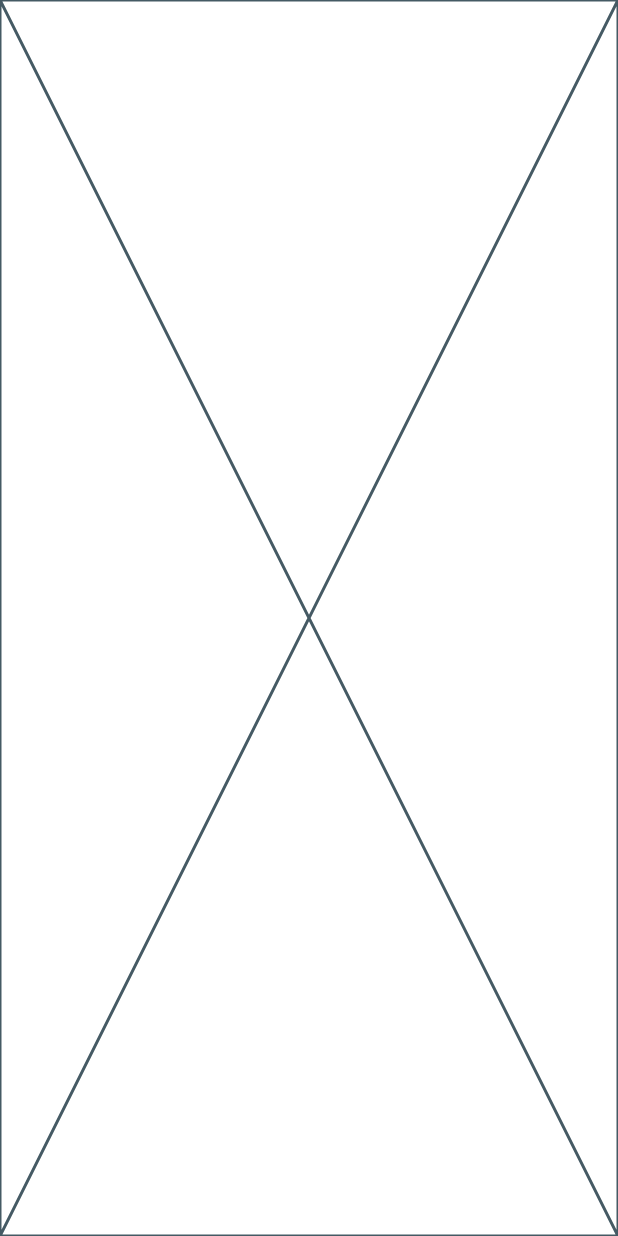
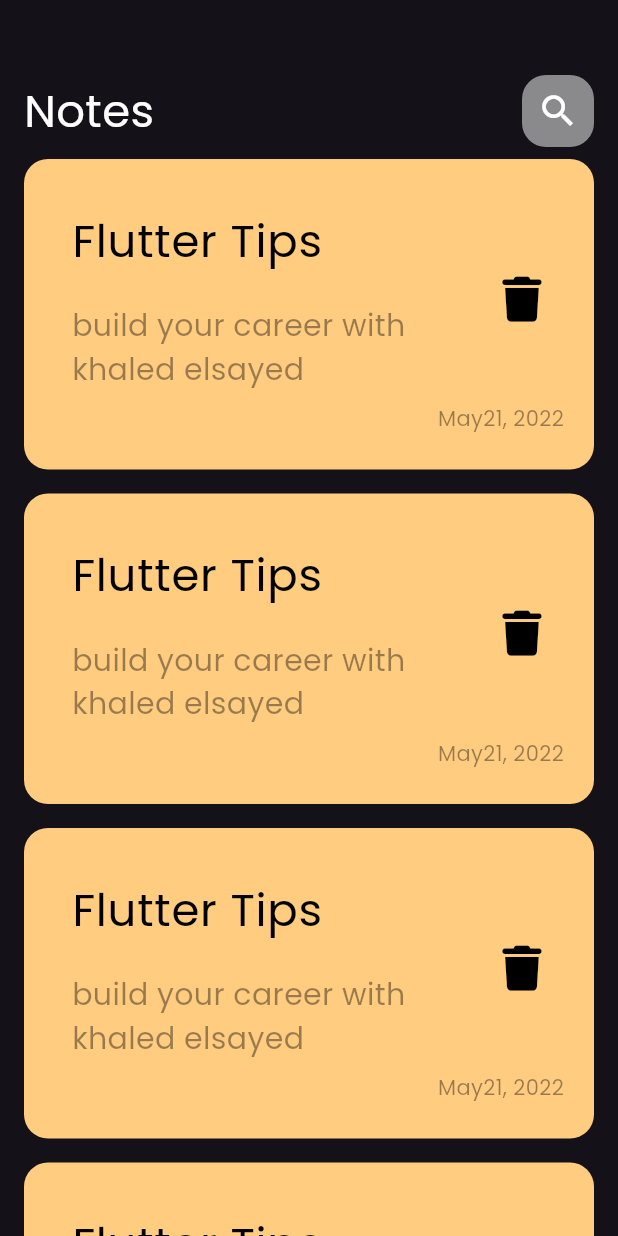
Before and after one commit to Khaledelsayed10/nots_app, a Flutter app: the screen it shows after launch, on a phone screen of 412 x 824 dp. Run offline on Flutter 3.47's test engine with Material 3 defaults, Android fonts, the phone set to English and light mode, and no system bars; our stand-ins replace font_awesome_flutter.

Commit message:
create notes list views

```diff
--- a/lib/main.dart
+++ b/lib/main.dart
@@ -1,13 +1,18 @@
 import 'package:flutter/material.dart';
+import 'package:note_app/views/notes_views.dart';
 
 void main() {
   runApp(const NotesApp());
 }
+
 class NotesApp extends StatelessWidget {
   const NotesApp({super.key});
 
   @override
   Widget build(BuildContext context) {
-    return const Placeholder();
+    return MaterialApp(
+        debugShowCheckedModeBanner: false,
+        home: const NotesViews(),
+        theme: ThemeData(brightness: Brightness.dark,fontFamily: 'Poppins'));
   }
 }
--- /dev/null
+++ b/lib/views/notes_views.dart
@@ -0,0 +1,13 @@
+import 'package:flutter/material.dart';
+import 'package:note_app/widget/notes_view_body.dart';
+
+class NotesViews extends StatelessWidget {
+  const NotesViews({super.key});
+
+  @override
+  Widget build(BuildContext context) {
+    return const Scaffold(
+      body: NotesViewbody(),
+    );
+  }
+}
--- /dev/null
+++ b/lib/widget/custom_app_bar.dart
@@ -0,0 +1,20 @@
+import 'package:flutter/material.dart';
+import 'package:note_app/widget/custom_search_icons.dart';
+
+class CustomAppBar extends StatelessWidget {
+  const CustomAppBar({super.key});
+
+  @override
+  Widget build(BuildContext context) {
+    return const Row(
+      children: [
+        Text(
+          'Notes',
+          style: TextStyle(color: Colors.white, fontSize: 30),
+        ),
+        Spacer(),
+        CustomSearchIcons()
+      ],
+    );
+  }
+}
--- /dev/null
+++ b/lib/widget/custom_note_item.dart
@@ -0,0 +1,56 @@
+import 'package:flutter/material.dart';
+import 'package:font_awesome_flutter/font_awesome_flutter.dart';
+
+class NoteItem extends StatelessWidget {
+  const NoteItem({super.key});
+
+  @override
+  Widget build(BuildContext context) {
+    return Container(
+      padding: const EdgeInsets.only(top: 24, bottom: 24, left: 16),
+      decoration: BoxDecoration(
+        color: const Color(0xffFFCC80),
+        borderRadius: BorderRadius.circular(16),
+      ),
+      child: Column(
+        crossAxisAlignment: CrossAxisAlignment.end,
+        children: [
+          ListTile(
+
+            title: const Text(
+              'Flutter Tips',
+              style: TextStyle(
+                color: Colors.black,
+                fontSize: 30,
+              ),
+            ),
+            subtitle: Padding(
+              padding: const EdgeInsets.only(top: 20),
+              child: Text(
+                'build your career with khaled elsayed',
+                style:
+                    TextStyle(color: Colors.black.withOpacity(.4), fontSize: 20),
+              ),
+            ),
+            trailing: IconButton(
+              onPressed: () {},
+              icon: const Icon(
+                FontAwesomeIcons.trash,
+                color: Colors.black,
+                size: 30,
+              ),
+            ),
+          ),
+          Padding(
+            padding: const EdgeInsets.only(right: 20),
+            child: Text(
+              'May21, 2022',
+              style: TextStyle(
+              color: Colors.black.withOpacity(.4)
+            ),),
+          )
+        ],
+      ),
+    );
+  }
+}
--- /dev/null
+++ b/lib/widget/custom_search_icons.dart
@@ -0,0 +1,23 @@
+import 'package:flutter/material.dart';
+
+class CustomSearchIcons extends StatelessWidget {
+  const CustomSearchIcons({super.key});
+
+  @override
+  Widget build(BuildContext context) {
+    return Container(
+      height: 48,
+      width: 48,
+      decoration: BoxDecoration(
+          borderRadius: BorderRadius.circular(16),
+          color: Colors.white.withOpacity(.5),
+          ),
+      child: const Center(
+        child: Icon(
+          Icons.search,
+          size: 28,
+        ),
+      ),
+    );
+  }
+}
--- /dev/null
+++ b/lib/widget/notes_list_views.dart
@@ -0,0 +1,17 @@
+import 'package:flutter/material.dart';
+import 'package:note_app/widget/custom_note_item.dart';
+
+class NotesListView extends StatelessWidget {
+  const NotesListView({super.key});
+
+  @override
+  Widget build(BuildContext context) {
+    return ListView.builder(itemBuilder: (context,index){
+      return Padding(
+        padding: const EdgeInsets.symmetric(vertical: 8),
+        child: NoteItem(),
+      );
+
+    },);
+  }
+}
--- /dev/null
+++ b/lib/widget/notes_view_body.dart
@@ -0,0 +1,23 @@
+import 'package:flutter/material.dart';
+import 'package:note_app/widget/custom_app_bar.dart';
+import 'package:note_app/widget/notes_list_views.dart';
+
+class NotesViewbody extends StatelessWidget {
+  const NotesViewbody({super.key});
+
+  @override
+  Widget build(BuildContext context) {
+    return const Padding(
+      padding: EdgeInsets.symmetric(horizontal: 16),
+      child: Column(
+        children: [
+          SizedBox(
+            height: 50,
+          ),
+          CustomAppBar(),
+          Expanded(child: NotesListView()),
+        ],
+      ),
+    );
+  }
+}
```
Also changed, not shown: pubspec.yaml (+5 -11 lines), lib/assets/fonts/Poppins-Regular.ttf (added), pubspec.lock.
